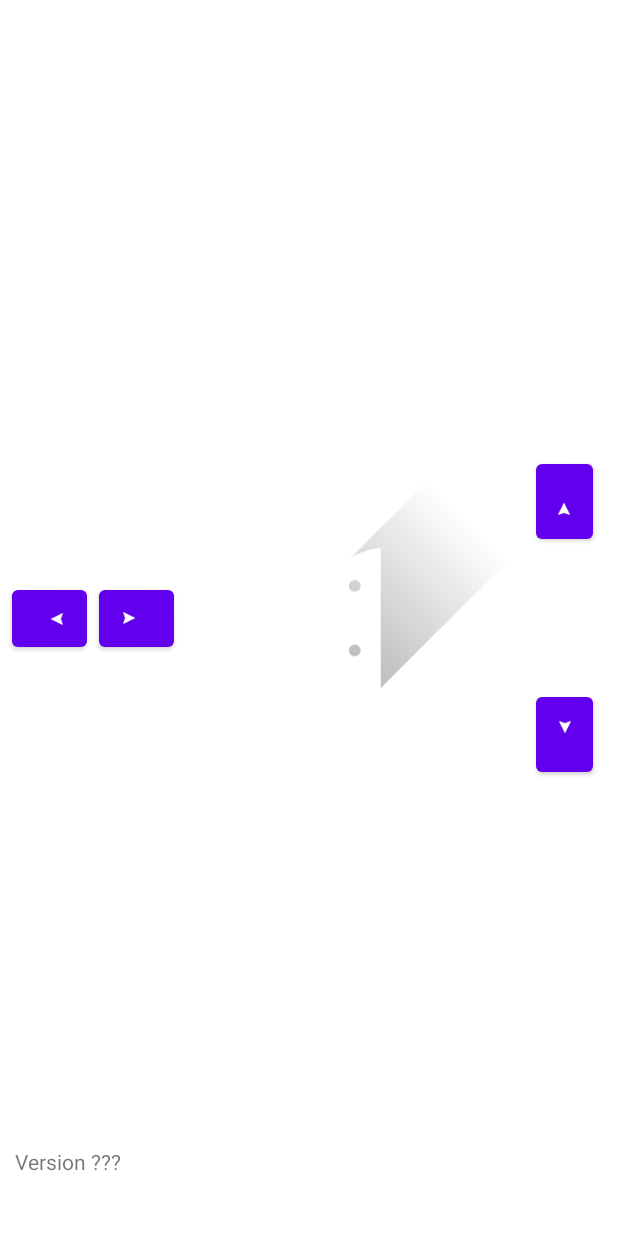
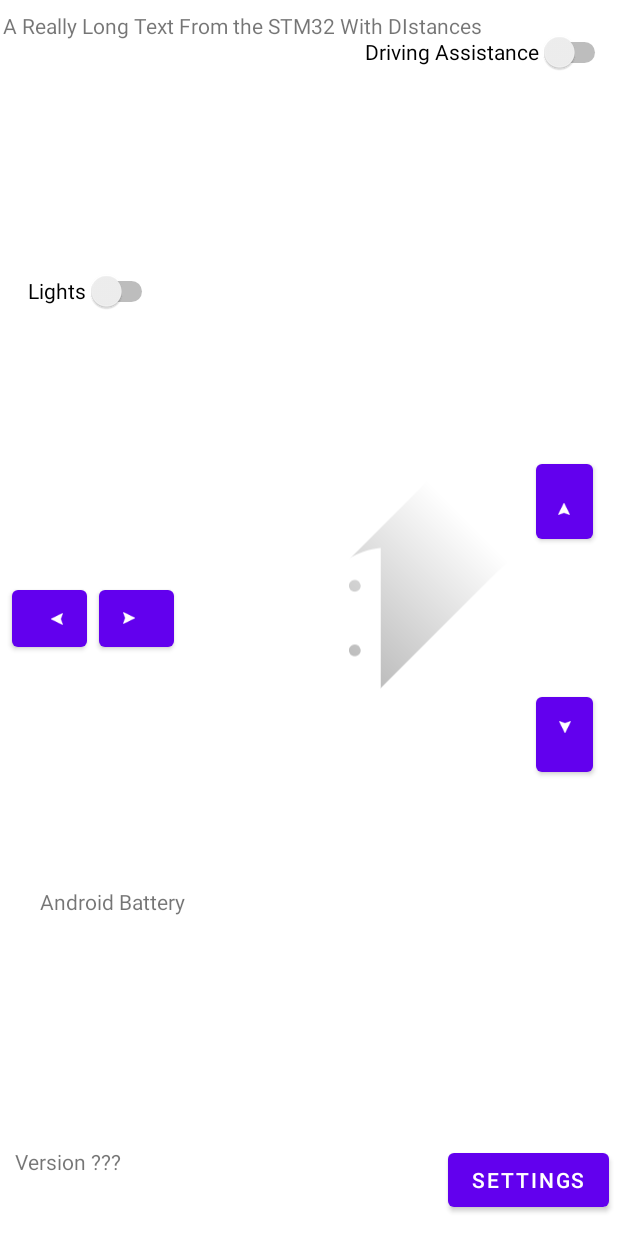
Before and after one commit to viktorvano/Remote-Robot, an Android app: the layout activity_main.xml on its own in the app's theme, with its tools: preview values and no code run, on a phone screen of 412 x 824 dp. Run offline under Robolectric (Android 15) with nearby library versions, the phone set to English and light mode, and no system bars.

Commit message:
Android Camera and Battery works

```diff
--- a/RemoteRobotController_Android/app/src/main/java/eu/cyberpunktech/remoterobotcontroller/MainActivity.java
+++ b/RemoteRobotController_Android/app/src/main/java/eu/cyberpunktech/remoterobotcontroller/MainActivity.java
@@ -34,7 +34,7 @@ public class MainActivity extends AppCompatActivity {
     private int length = 0;
     private boolean updateImage = false;
     private byte [] byteArray;
-    private TextView textViewVersion;
+    private TextView textViewVersion, textViewAndroidBattery;
     private ImageView imageViewCamera;
 
     @Override
@@ -53,6 +53,8 @@ public class MainActivity extends AppCompatActivity {
         textViewVersion = findViewById(R.id.textViewVersion);
         textViewVersion.setText(version);
 
+        textViewAndroidBattery = findViewById(R.id.textViewAndroidBattery);
+
         //stm32ClientRemoteControl = new ClientSender(stringSTM32IP, 80, 1800);
         //stm32ClientRemoteControl.start();
 
@@ -62,22 +64,34 @@ public class MainActivity extends AppCompatActivity {
         myAndroidCamera = new AndroidCamera(cameraPort);
         myAndroidCamera.start();
 
-        //androidBatteryClient = new AndroidBatteryClient(stringAndroidIP,cameraPort+1);
-        //androidBatteryClient.start();
+        androidBatteryClient = new AndroidBatteryClient(stringAndroidIP,cameraPort+1);
+        androidBatteryClient.start();
 
         Handler handler = new Handler();
 
         final Runnable r = new Runnable() {
             public void run() {
                 updateImage();
-                //if(androidBatteryClient.isMessageReceived())
-                //{
-                    //androidLabel.setText(androidBatteryClient.getMessage());
-                //}
-                handler.postDelayed(this, 1000);
+                if(androidBatteryClient.isMessageReceived())
+                {
+                    textViewAndroidBattery.setText(androidBatteryClient.getMessage());
+                }
+
+                handler.postDelayed(this, 10);
             }
         };
-        handler.postDelayed(r, 1000);
+        handler.postDelayed(r, 10);
+
+        Handler handler2 = new Handler();
+
+        final Runnable r2 = new Runnable() {
+            public void run() {
+
+
+                handler2.postDelayed(this, 200);
+            }
+        };
+        handler2.postDelayed(r2, 200);
     }
 
     @Override
--- a/RemoteRobotController_Android/app/src/main/java/eu/cyberpunktech/remoterobotcontroller/Variables.java
+++ b/RemoteRobotController_Android/app/src/main/java/eu/cyberpunktech/remoterobotcontroller/Variables.java
@@ -1,7 +1,7 @@
 package eu.cyberpunktech.remoterobotcontroller;
 
 public class Variables {
-    public static String stringSTM32IP = "192.168.1.30";
+    public static String stringSTM32IP = "192.168.1.3";
     public static String stringAndroidIP = "192.168.1.26";
     public static int stm32StatusUpdatePeriod = 1000;
     public static double distanceProgressRange = 200.0;
--- a/RemoteRobotController_Android/app/src/main/res/layout/activity_main.xml
+++ b/RemoteRobotController_Android/app/src/main/res/layout/activity_main.xml
@@ -78,9 +78,9 @@
         android:layout_width="0dp"
         android:layout_height="0dp"
         android:layout_marginStart="8dp"
-        android:layout_marginTop="8dp"
+        android:layout_marginTop="10dp"
         android:layout_marginEnd="8dp"
-        android:layout_marginBottom="8dp"
+        android:layout_marginBottom="10dp"
         android:rotation="270"
         app:layout_constraintBottom_toBottomOf="parent"
         app:layout_constraintEnd_toStartOf="@+id/buttonForward"
@@ -88,4 +88,63 @@
         app:layout_constraintTop_toTopOf="parent"
         app:srcCompat="@drawable/ic_launcher_foreground" />
 
+    <TextView
+        android:id="@+id/textViewAndroidBattery"
+        android:layout_width="wrap_content"
+        android:layout_height="wrap_content"
+        android:layout_marginStart="25dp"
+        android:text="Android Battery"
+        app:layout_constraintBottom_toTopOf="@+id/textViewVersion"
+        app:layout_constraintEnd_toStartOf="@+id/imageView"
+        app:layout_constraintStart_toStartOf="parent"
+        app:layout_constraintTop_toBottomOf="@+id/buttonLeft" />
+
+    <Switch
+        android:id="@+id/switchLights"
+        android:layout_width="wrap_content"
+        android:layout_height="wrap_content"
+        android:minHeight="48dp"
+        android:text="Lights"
+        app:layout_constraintBottom_toTopOf="@+id/buttonLeft"
+        app:layout_constraintEnd_toStartOf="@+id/imageView"
+        app:layout_constraintStart_toStartOf="parent"
+        app:layout_constraintTop_toTopOf="parent" />
+
+    <Switch
+        android:id="@+id/switchDrivingAssistance"
+        android:layout_width="wrap_content"
+        android:layout_height="wrap_content"
+        android:minHeight="48dp"
+        android:text="Driving Assistance"
+        app:layout_constraintBottom_toTopOf="@+id/buttonForward"
+        app:layout_constraintEnd_toEndOf="parent"
+        app:layout_constraintHorizontal_bias="0.98"
+        app:layout_constraintStart_toStartOf="parent"
+        app:layout_constraintTop_toTopOf="parent"
+        app:layout_constraintVertical_bias="0.04000002" />
+
+    <Button
+        android:id="@+id/buttonSettings"
+        android:layout_width="wrap_content"
+        android:layout_height="wrap_content"
+        android:text="SETTINGS"
+        app:layout_constraintBottom_toBottomOf="parent"
+        app:layout_constraintEnd_toEndOf="parent"
+        app:layout_constraintHorizontal_bias="0.98"
+        app:layout_constraintStart_toStartOf="parent"
+        app:layout_constraintTop_toBottomOf="@+id/buttonBackward"
+        app:layout_constraintVertical_bias="0.95" />
+
+    <TextView
+        android:id="@+id/textViewSTM32Status"
+        android:layout_width="wrap_content"
+        android:layout_height="wrap_content"
+        android:text="A Really Long Text From the STM32 With DIstances"
+        app:layout_constraintBottom_toTopOf="@+id/switchLights"
+        app:layout_constraintEnd_toEndOf="parent"
+        app:layout_constraintHorizontal_bias="0.02"
+        app:layout_constraintStart_toStartOf="parent"
+        app:layout_constraintTop_toTopOf="parent"
+        app:layout_constraintVertical_bias="0.050000012" />
+
 </androidx.constraintlayout.widget.ConstraintLayout>
```
